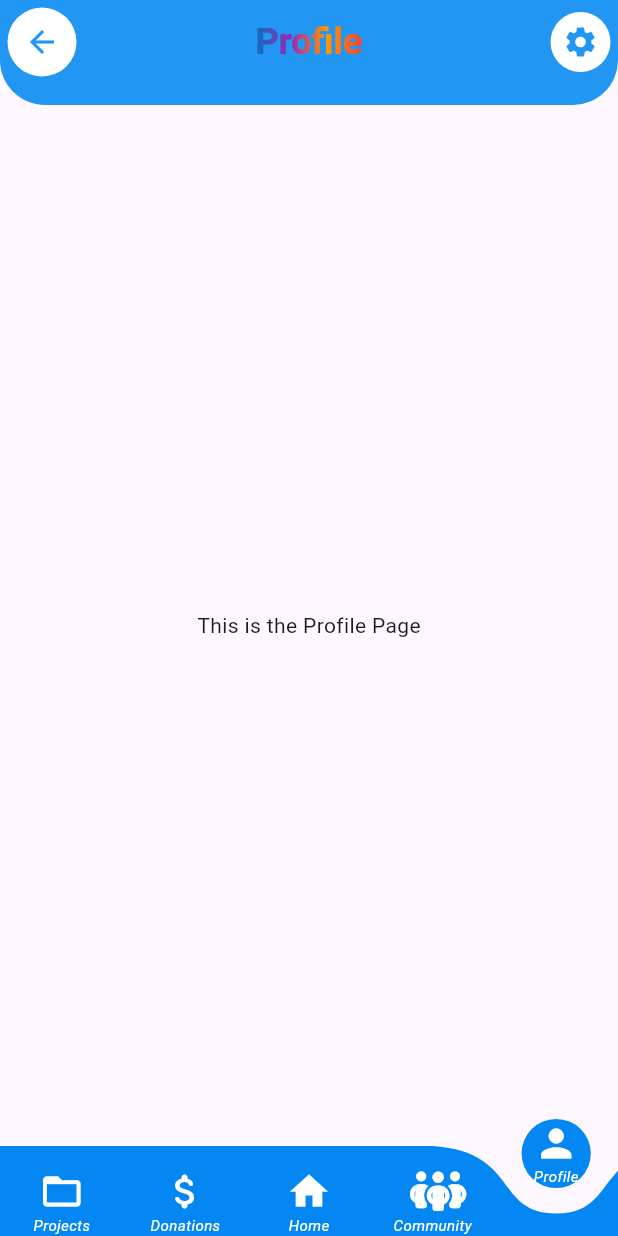
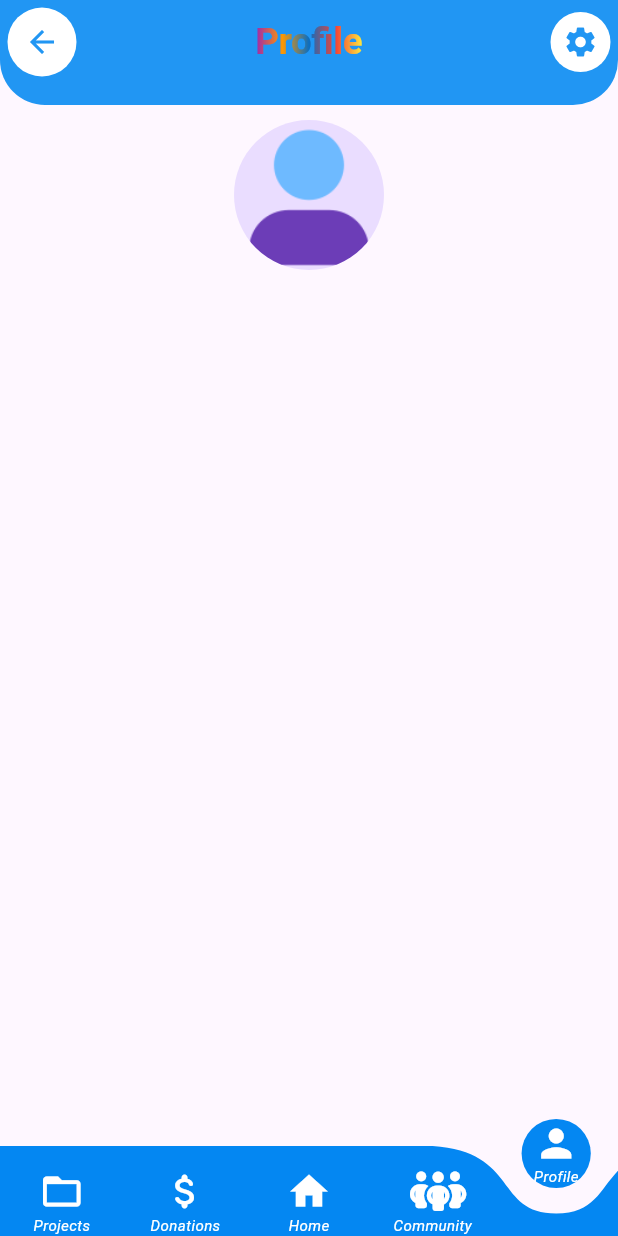
Before and after one commit to Yvonne-Wanja-1/Elim_trust_2, a Flutter app: the ProfilePage screen opened by its route, on a phone screen of 412 x 824 dp. Run offline on Flutter 3.47's test engine with Material 3 defaults, Android fonts, the phone set to English and light mode, and no system bars; drawn by our look-alikes of animated_text_kit, curved_navigation_bar; our stand-ins replace font_awesome_flutter.

Commit message:
added:   elim_trust_2/lib/widgets/profile_widget.dart

```diff
--- a/elim_trust_2/lib/pages/profilepage.dart
+++ b/elim_trust_2/lib/pages/profilepage.dart
@@ -21,10 +21,15 @@ class ProfilePage extends StatelessWidget {
             title: ShaderMask(
               shaderCallback: (bounds) => const LinearGradient(
                 colors: [
-                  Color.fromARGB(255, 11, 110, 192),
+
                   Colors.purple,
                   Colors.orange,
+                    Color.fromARGB(255, 11, 110, 192),
                   Colors.red,
+                  Colors.yellow,
+                  //Colors.black,
+                 // Colors.pink,
+
                 ],
               ).createShader(bounds),
               child: AnimatedTextKit(
@@ -82,16 +87,31 @@ class ProfilePage extends StatelessWidget {
           ),
         ),
       ),
-      body: const Center(
-        child: SingleChildScrollView(
+      body:
+         SingleChildScrollView(
           scrollDirection: Axis.vertical,
           child: Column(
             children: [
-              Text('This is the Profile Page'),
+              SizedBox(height: 10), // Add some space at the top
+           //profile pic
+           Column(
+            mainAxisAlignment: MainAxisAlignment.center,
+            crossAxisAlignment: CrossAxisAlignment.center,
+             children: [
+          Center(
+            child: CircleAvatar(
+                  radius: 50,
+                  backgroundImage: AssetImage('images/profile.png'), // Replace with your image
+                ),
+          ),
+             ]
+           ),
+           //name
+           //description
             ],
           ),
         ),
-      ),
+
       bottomNavigationBar: CurvedNavigationBar(
         backgroundColor: Colors.transparent,
         color: const Color.fromARGB(255, 4, 135, 242),
```
Also changed, not shown: elim_trust_2/images/profile.png (added).
